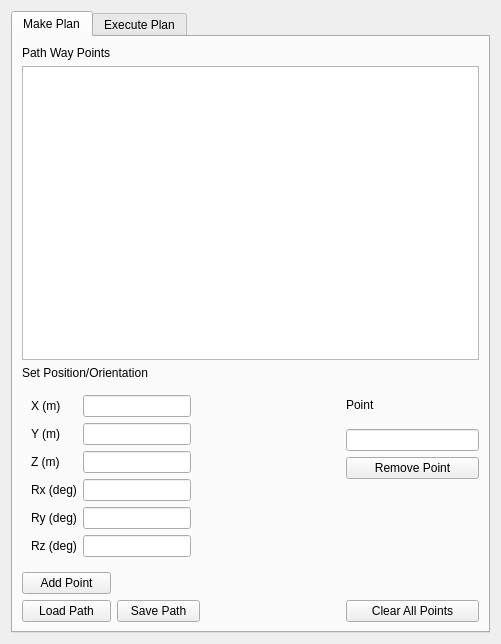
Old version of the form moveit_cartesian_planner/src/widgets/path_planning_widget.ui in the repository ros-industrial-attic/fermi.
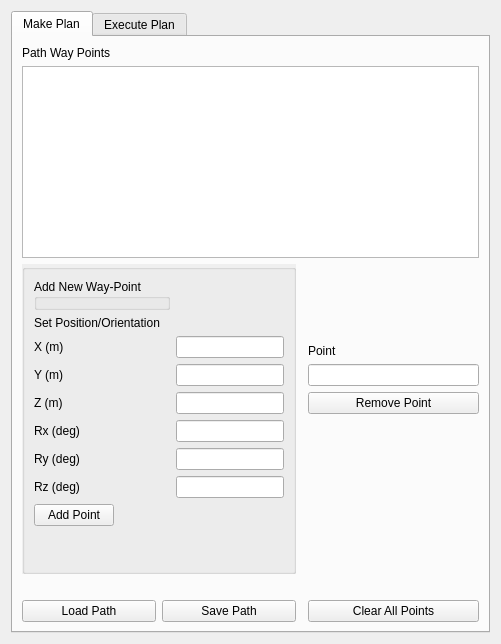
New version of the form.

Commit message: Added IK solver for each way-point. When out of IK solution marker is changed from blue to yellow. The IK solver has 1 itteration and 0.001 seconds timeout for achieving smoother update during user interaction

What changed in the file:
```diff
--- a/moveit_cartesian_planner/src/widgets/path_planning_widget.ui
+++ b/moveit_cartesian_planner/src/widgets/path_planning_widget.ui
@@ -14,7 +14,7 @@
    <string>Form</string>
   </property>
   <layout class="QGridLayout" name="gridLayout">
-   <item row="0" column="0">
+   <item row="0" column="1">
     <widget class="QTabWidget" name="tabWidget">
      <property name="currentIndex">
       <number>0</number>
@@ -24,20 +24,13 @@
        <string>Make Plan</string>
       </attribute>
       <layout class="QGridLayout" name="gridLayout_2">
-       <item row="8" column="0">
+       <item row="9" column="0">
         <widget class="QPushButton" name="btn_LoadPath">
          <property name="text">
           <string>Load Path</string>
          </property>
         </widget>
        </item>
-       <item row="3" column="3">
-        <widget class="QLabel" name="label_4">
-         <property name="text">
-          <string>Point</string>
-         </property>
-        </widget>
-       </item>
        <item row="0" column="0">
         <widget class="QLabel" name="label">
          <property name="text">
@@ -45,105 +38,75 @@
          </property>
         </widget>
        </item>
-       <item row="3" column="0" rowspan="4" colspan="2">
-        <widget class="QWidget" name="FormWidgetGridLayout" native="true">
-         <layout class="QFormLayout" name="FormLayoutObjectPose_2">
-          <property name="fieldGrowthPolicy">
-           <enum>QFormLayout::AllNonFixedFieldsGrow</enum>
-          </property>
-          <item row="0" column="0">
-           <widget class="QLabel" name="xLabel">
-            <property name="text">
-             <string>X (m)</string>
-            </property>
-           </widget>
-          </item>
-          <item row="1" column="0">
-           <widget class="QLabel" name="yLabel">
-            <property name="text">
-             <string>Y (m)</string>
-            </property>
-           </widget>
-          </item>
-          <item row="1" column="1">
-           <widget class="QLineEdit" name="LineEditY"/>
-          </item>
-          <item row="3" column="0">
-           <widget class="QLabel" name="rxLabel">
-            <property name="text">
-             <string>Rx (deg)</string>
-            </property>
-           </widget>
-          </item>
-          <item row="3" column="1">
-           <widget class="QLineEdit" name="LineEditRx"/>
-          </item>
-          <item row="4" column="1">
-           <widget class="QLineEdit" name="LineEditRy"/>
-          </item>
-          <item row="5" column="1">
-           <widget class="QLineEdit" name="LineEditRz"/>
-          </item>
-          <item row="2" column="0">
-           <widget class="QLabel" name="zLabel">
-            <property name="text">
-             <string>Z (m)</string>
-            </property>
-           </widget>
-          </item>
-          <item row="2" column="1">
-           <widget class="QLineEdit" name="LineEditZ"/>
-          </item>
-          <item row="0" column="1">
-           <widget class="QLineEdit" name="LineEditX"/>
-          </item>
-          <item row="4" column="0">
-           <widget class="QLabel" name="ryLabel">
-            <property name="text">
-             <string>Ry (deg)</string>
-            </property>
-           </widget>
-          </item>
-          <item row="5" column="0">
-           <widget class="QLabel" name="rzLabel">
-            <property name="text">
-             <string>Rz (deg)</string>
-            </property>
-           </widget>
-          </item>
-         </layout>
-        </widget>
-       </item>
-       <item row="1" column="0" colspan="4">
-        <widget class="QTreeView" name="treeView"/>
-       </item>
-       <item row="2" column="0" colspan="2">
-        <widget class="QLabel" name="label_2">
-         <property name="text">
-          <string>Set Position/Orientation</string>
-         </property>
-        </widget>
-       </item>
-       <item row="7" column="0">
-        <widget class="QPushButton" name="btnAddPoint">
-         <property name="text">
-          <string>Add Point</string>
-         </property>
-        </widget>
-       </item>
-       <item row="8" column="1">
+       <item row="9" column="1">
         <widget class="QPushButton" name="btn_SavePath">
          <property name="text">
           <string>Save Path</string>
          </property>
         </widget>
        </item>
-       <item row="4" column="3">
+       <item row="9" column="3">
+        <widget class="QPushButton" name="btn_ClearAllPoints">
+         <property name="text">
+          <string>Clear All Points</string>
+         </property>
+        </widget>
+       </item>
+       <item row="1" column="0" rowspan="4" colspan="4">
+        <widget class="QTreeView" name="treeView"/>
+       </item>
+       <item row="7" column="3">
         <layout class="QGridLayout" name="gridLayout_3">
-         <item row="0" column="0">
+         <item row="2" column="0">
           <widget class="QLineEdit" name="txtPointName"/>
          </item>
          <item row="1" column="0">
+          <widget class="QLabel" name="label_3">
+           <property name="text">
+            <string>Point</string>
+           </property>
+          </widget>
+         </item>
+         <item row="5" column="0">
+          <spacer name="verticalSpacer_3">
+           <property name="orientation">
+            <enum>Qt::Vertical</enum>
+           </property>
+           <property name="sizeHint" stdset="0">
+            <size>
+             <width>20</width>
+             <height>40</height>
+            </size>
+           </property>
+          </spacer>
+         </item>
+         <item row="6" column="0">
+          <spacer name="verticalSpacer_2">
+           <property name="orientation">
+            <enum>Qt::Vertical</enum>
+           </property>
+           <property name="sizeHint" stdset="0">
+            <size>
+             <width>20</width>
+             <height>80</height>
+            </size>
+           </property>
+          </spacer>
+         </item>
+         <item row="0" column="0">
+          <spacer name="verticalSpacer">
+           <property name="orientation">
+            <enum>Qt::Vertical</enum>
+           </property>
+           <property name="sizeHint" stdset="0">
+            <size>
+             <width>20</width>
+             <height>40</height>
+            </size>
+           </property>
+          </spacer>
+         </item>
+         <item row="3" column="0">
           <widget class="QPushButton" name="btnRemovePoint">
            <property name="text">
             <string>Remove Point</string>
@@ -152,7 +115,7 @@
          </item>
         </layout>
        </item>
-       <item row="4" column="2">
+       <item row="8" column="2" colspan="2">
         <spacer name="horizontalSpacer">
          <property name="orientation">
           <enum>Qt::Horizontal</enum>
@@ -165,11 +128,98 @@
          </property>
         </spacer>
        </item>
-       <item row="8" column="3">
-        <widget class="QPushButton" name="btn_ClearAllPoints">
-         <property name="text">
-          <string>Clear All Points</string>
+       <item row="7" column="0" colspan="2">
+        <widget class="QGroupBox" name="FormGroupBoxGridLayout">
+         <property name="autoFillBackground">
+          <bool>true</bool>
          </property>
+         <layout class="QFormLayout" name="FormLayoutObjectPose_2">
+          <property name="fieldGrowthPolicy">
+           <enum>QFormLayout::AllNonFixedFieldsGrow</enum>
+          </property>
+          <item row="1" column="0">
+           <widget class="QGroupBox" name="groupBox">
+            <property name="title">
+             <string>Add New Way-Point</string>
+            </property>
+            <zorder>label_2</zorder>
+           </widget>
+          </item>
+          <item row="2" column="0">
+           <widget class="QLabel" name="label_2">
+            <property name="text">
+             <string>Set Position/Orientation</string>
+            </property>
+           </widget>
+          </item>
+          <item row="6" column="0">
+           <widget class="QLabel" name="xLabel">
+            <property name="text">
+             <string>X (m)</string>
+            </property>
+           </widget>
+          </item>
+          <item row="6" column="1">
+           <widget class="QLineEdit" name="LineEditX"/>
+          </item>
+          <item row="8" column="0">
+           <widget class="QLabel" name="yLabel">
+            <property name="text">
+             <string>Y (m)</string>
+            </property>
+           </widget>
+          </item>
+          <item row="8" column="1">
+           <widget class="QLineEdit" name="LineEditY"/>
+          </item>
+          <item row="9" column="0">
+           <widget class="QLabel" name="zLabel">
+            <property name="text">
+             <string>Z (m)</string>
+            </property>
+           </widget>
+          </item>
+          <item row="9" column="1">
+           <widget class="QLineEdit" name="LineEditZ"/>
+          </item>
+          <item row="10" column="0">
+           <widget class="QLabel" name="rxLabel">
+            <property name="text">
+             <string>Rx (deg)</string>
+            </property>
+           </widget>
+          </item>
+          <item row="10" column="1">
+           <widget class="QLineEdit" name="LineEditRx"/>
+          </item>
+          <item row="11" column="0">
+           <widget class="QLabel" name="ryLabel">
+            <property name="text">
+             <string>Ry (deg)</string>
+            </property>
+           </widget>
+          </item>
+          <item row="11" column="1">
+           <widget class="QLineEdit" name="LineEditRy"/>
+          </item>
+          <item row="13" column="0">
+           <widget class="QLabel" name="rzLabel">
+            <property name="text">
+             <string>Rz (deg)</string>
+            </property>
+           </widget>
+          </item>
+          <item row="13" column="1">
+           <widget class="QLineEdit" name="LineEditRz"/>
+          </item>
+          <item row="14" column="0">
+           <widget class="QPushButton" name="btnAddPoint">
+            <property name="text">
+             <string>Add Point</string>
+            </property>
+           </widget>
+          </item>
+         </layout>
         </widget>
        </item>
       </layout>
```
Left out of the diff: 23 changed lines with no effect on the pictures. The commit also changes 4 other files.
